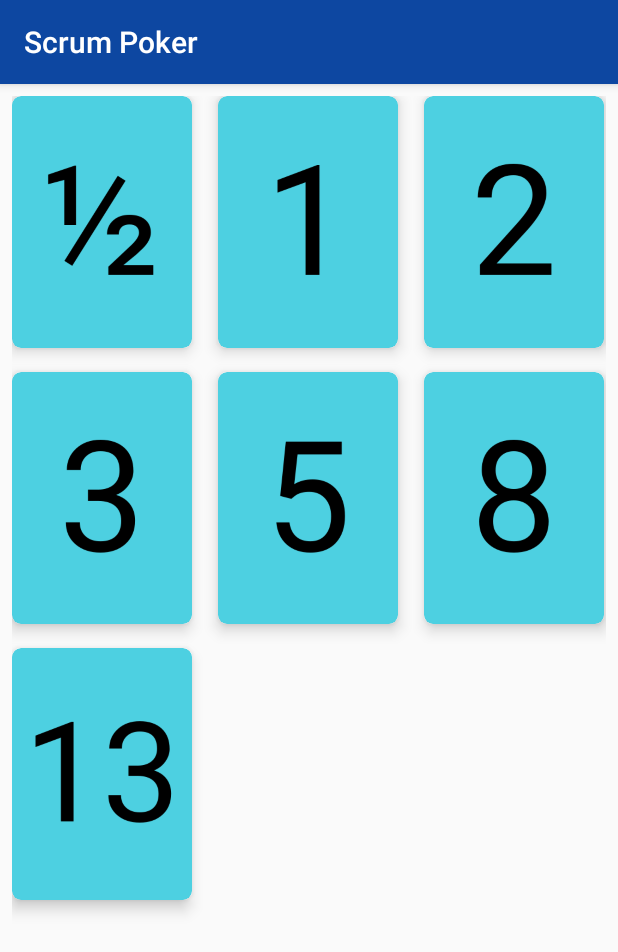
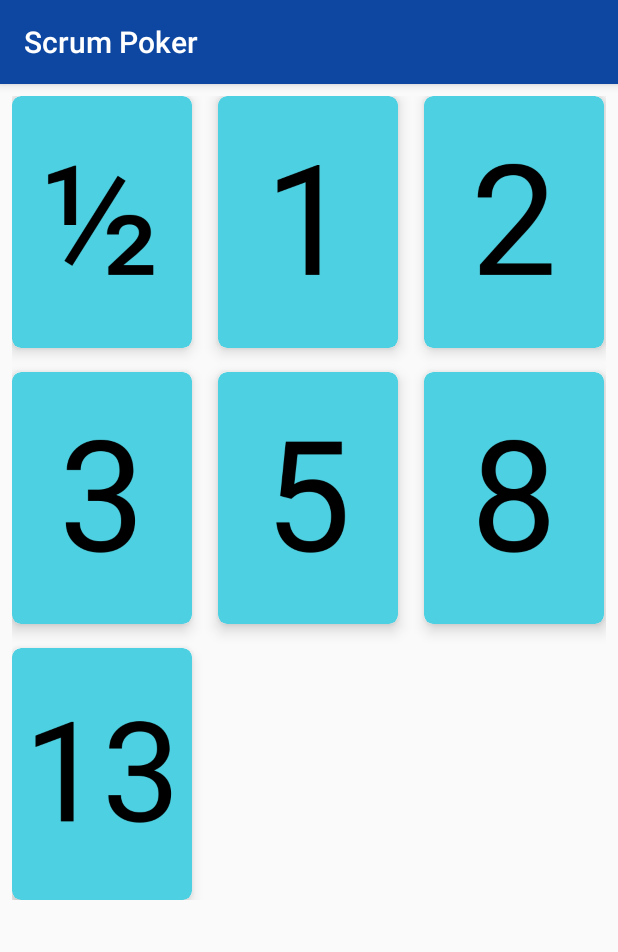
Before and after one commit to nateswartz/scrum-poker, an Android app: the screen it shows after launch (CardsGridActivity), after a tap on an icon or button, on a phone screen of 412 x 824 dp. Shown: the top 952 px of the screen. Run offline under Robolectric (Android 15) with nearby library versions, the phone set to English and light mode, and no system bars; 2 statements that could not run were skipped.

Commit message:
Replace action bar with toolbar and prevent it from flashing during transitions

```diff
--- a/app/src/main/java/com/example/nswartzentruber/scrumpoker/CardsGridActivity.kt
+++ b/app/src/main/java/com/example/nswartzentruber/scrumpoker/CardsGridActivity.kt
@@ -20,6 +20,8 @@ class CardsGridActivity : AppCompatActivity() {
         super.onCreate(savedInstanceState)
         setContentView(R.layout.activity_cards_grid)
 
+        setSupportActionBar(findViewById(R.id.my_toolbar))
+
         postponeEnterTransition()
 
         val decor = window.decorView
@@ -37,13 +39,15 @@ class CardsGridActivity : AppCompatActivity() {
         gridview.onItemClickListener = OnItemClickListener { _, v, position, id ->
             // Prevent status/nav bar from fading during transition
             val statusBar = findViewById<View>(android.R.id.statusBarBackground)
+            val toolbar = findViewById<View>(R.id.my_toolbar)
             val navigationBar = findViewById<View>(android.R.id.navigationBarBackground)
             val statusBarPair = Pair.create(statusBar, Window.STATUS_BAR_BACKGROUND_TRANSITION_NAME)
+            val toolbarPair = Pair.create(toolbar, "transition_toolbar_view")
             val navBarPair = Pair.create(navigationBar, Window.NAVIGATION_BAR_BACKGROUND_TRANSITION_NAME)
             val options = ActivityOptions
                     .makeSceneTransitionAnimation(this@CardsGridActivity,
                             Pair.create<View, String>(v, "transition_card_view"),
-                            statusBarPair, navBarPair)
+                            statusBarPair, navBarPair, toolbarPair)
             val intent = Intent(this@CardsGridActivity, SingleCardActivity::class.java).apply {
                 putExtra(EXTRA_NUMBER, card_numbers[position])
             }
--- a/app/src/main/java/com/example/nswartzentruber/scrumpoker/SingleCardActivity.kt
+++ b/app/src/main/java/com/example/nswartzentruber/scrumpoker/SingleCardActivity.kt
@@ -12,6 +12,8 @@ class SingleCardActivity : AppCompatActivity() {
     override fun onCreate(savedInstanceState: Bundle?) {
         super.onCreate(savedInstanceState)
         setContentView(R.layout.activity_single_card)
+
+        setSupportActionBar(findViewById(R.id.my_toolbar))
 
         // Postpone the transition until the window's decor view has
         // finished its layout.
--- a/app/src/main/res/layout/activity_cards_grid.xml
+++ b/app/src/main/res/layout/activity_cards_grid.xml
@@ -6,13 +6,24 @@
     android:layout_height="match_parent"
     tools:context="com.example.nswartzentruber.scrumpoker.CardsGridActivity">
 
+    <android.support.v7.widget.Toolbar
+        android:id="@+id/my_toolbar"
+        android:layout_width="match_parent"
+        android:layout_height="56dp"
+        android:background="@color/colorPrimary"
+        android:elevation="4dp"
+        android:theme="@style/ThemeOverlay.AppCompat.ActionBar"
+        app:popupTheme="@style/ThemeOverlay.AppCompat.Light"
+        android:transitionName="transition_toolbar_view"/>
+
     <GridView
         android:id="@+id/card_gridview"
-        android:layout_width="fill_parent"
-        android:layout_height="fill_parent"
+        android:layout_width="wrap_content"
+        android:layout_height="0dp"
+        android:horizontalSpacing="16dp"
         android:numColumns="3"
         android:paddingHorizontal="8dp"
         android:paddingVertical="8dp"
         android:verticalSpacing="16dp"
-        android:horizontalSpacing="16dp" />
+        app:layout_constraintTop_toBottomOf="@+id/my_toolbar" />
 </android.support.constraint.ConstraintLayout>
--- a/app/src/main/res/values/colors.xml
+++ b/app/src/main/res/values/colors.xml
@@ -3,4 +3,5 @@
     <color name="colorPrimary">#0d47a1</color>
     <color name="colorPrimaryDark">#002171</color>
     <color name="colorAccent">#4dd0e1</color>
+    <color name="primaryTextColor">#ffffff</color>
 </resources>
--- a/app/src/main/res/values/styles.xml
+++ b/app/src/main/res/values/styles.xml
@@ -1,12 +1,13 @@
 <resources>
 
     <!-- Base application theme. -->
-    <style name="AppTheme" parent="Theme.AppCompat.Light.DarkActionBar">
+    <style name="AppTheme" parent="Theme.AppCompat.Light.NoActionBar">
         <item name="android:windowActivityTransitions">true</item>
         <!-- Customize your theme here. -->
         <item name="colorPrimary">@color/colorPrimary</item>
         <item name="colorPrimaryDark">@color/colorPrimaryDark</item>
         <item name="colorAccent">@color/colorAccent</item>
+        <item name="android:textColorPrimary">@color/primaryTextColor</item>
     </style>
 
 </resources>
```
Also changed, not shown: app/src/main/res/layout/activity_single_card.xml (+17 -0 lines).
